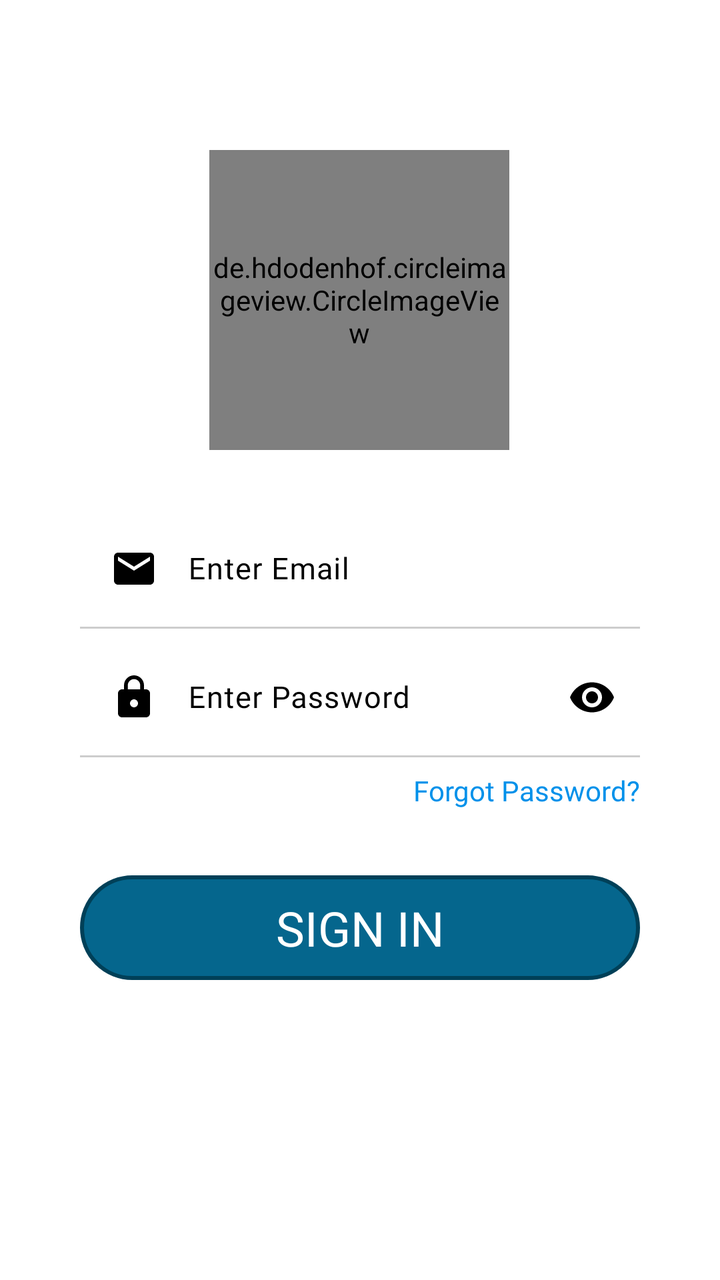
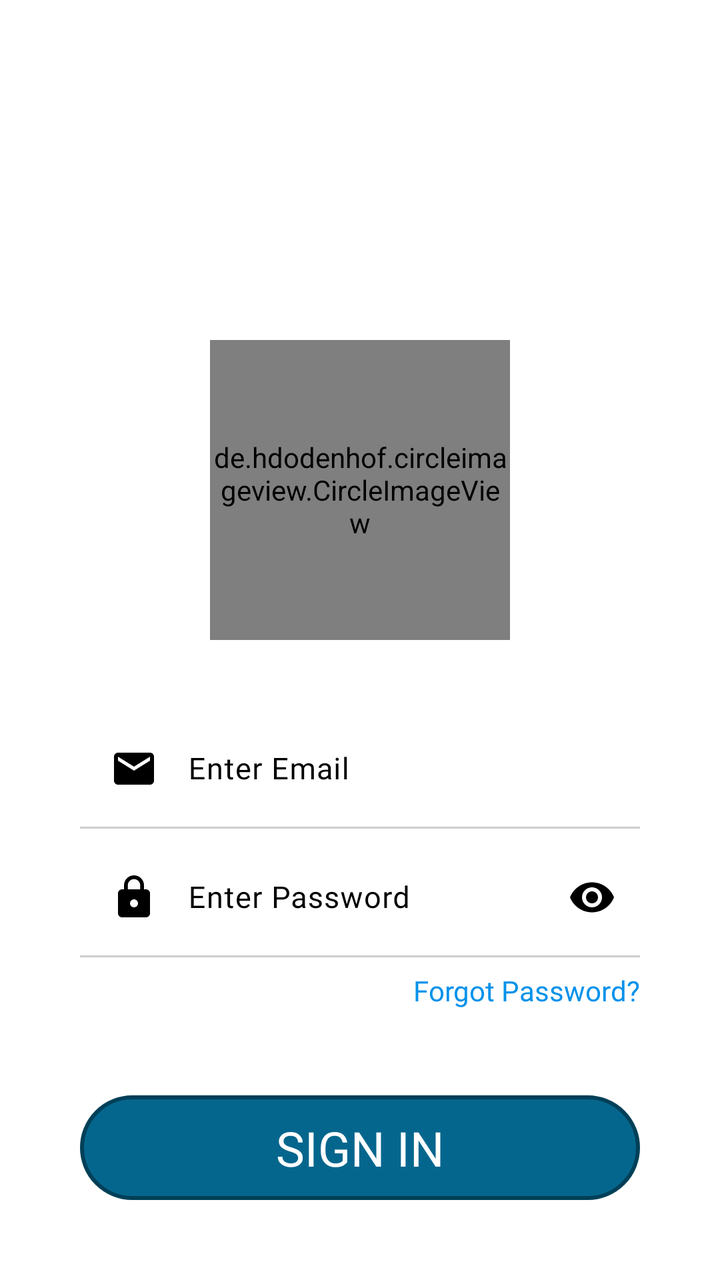

Screens rendered from an Android XML layout before and after an edit, with the pre-edit source and the edit as a unified diff.
<!-- AndroidManifest.xml: application theme Theme.Hostelvault -->
<!-- res/layout/activity_login.xml -->
<?xml version="1.0" encoding="utf-8"?>
<androidx.constraintlayout.widget.ConstraintLayout xmlns:android="http://schemas.android.com/apk/res/android"
    xmlns:app="http://schemas.android.com/apk/res-auto"
    xmlns:tools="http://schemas.android.com/tools"
    android:id="@+id/main"
    android:layout_width="match_parent"
    android:layout_height="match_parent"
    android:background="#FFFFFF"
    android:gravity="bottom"
    android:orientation="vertical"
    android:padding="20dp"
    tools:context=".loginActivity">

    
    
    
    
    
    
    

    <de.hdodenhof.circleimageview.CircleImageView
        android:id="@+id/profile_image"
        android:layout_width="150dp"
        android:layout_height="150dp"
        android:layout_marginTop="50dp"
        android:src="@drawable/picsart"
        app:civ_border_color="#FF000000"
        app:civ_border_width="2dp"
        app:layout_constraintBottom_toTopOf="@+id/linearLayout2"
        app:layout_constraintEnd_toEndOf="parent"
        app:layout_constraintHorizontal_bias="0.498"
        app:layout_constraintStart_toStartOf="parent"
        app:layout_constraintTop_toTopOf="parent" />

    

    <LinearLayout
        android:id="@+id/linearLayout2"
        android:layout_width="match_parent"
        android:layout_height="wrap_content"
        android:layout_marginBottom="100dp"
        android:gravity="start"
        android:orientation="vertical"
        android:padding="20dp"
        app:layout_constraintBottom_toBottomOf="parent"
        app:layout_constraintEnd_toEndOf="parent"
        app:layout_constraintHorizontal_bias="0.0"
        app:layout_constraintStart_toStartOf="parent"
        app:layout_constraintTop_toTopOf="parent"
        app:layout_constraintVertical_bias="1.0">

        
        
        
        
        
        
        
        
        

        

        
        
        
        
        
        
        
        
        
        
        
        

        


        <com.google.android.material.textfield.TextInputLayout
            style="@style/Widget.Material3.TextInputLayout.OutlinedBox"
            android:layout_width="match_parent"
            android:layout_height="wrap_content"
            android:textColorHint="@color/black"
            app:endIconMode="clear_text">

            <com.google.android.material.textfield.TextInputEditText
                android:id="@+id/loginEt_email"
                android:layout_width="match_parent"
                android:background="@drawable/edittextbg"
                android:drawablePadding="15dp"
                android:layout_height="match_parent"
                android:autofillHints="emailAddress"
                android:fontFamily="@font/poppins"
                android:drawableStart="@drawable/baseline_email_24"
                android:includeFontPadding="true"
                android:inputType="text"
                android:paddingStart="15dp"
                android:hint="@string/enter_email"
                android:textColor="@color/black"
                android:textColorHint="@color/grey"
                android:textSize="15sp"
                tools:ignore="RtlSymmetry">

            </com.google.android.material.textfield.TextInputEditText>

        </com.google.android.material.textfield.TextInputLayout>


        
        
        
        
        
        
        
        
        
        
        
        

        

        <View
            android:id="@+id/divid1"
            android:layout_width="match_parent"
            android:layout_height="1dp"
            android:background="#505F5F5F" />

        <com.google.android.material.textfield.TextInputLayout
            android:layout_width="match_parent"
            android:layout_height="wrap_content"
            android:textColorHint="@color/black"
            app:passwordToggleEnabled="true"
            app:passwordToggleTint="@color/black">

            <com.google.android.material.textfield.TextInputEditText
                android:id="@+id/loginET_pwd"
                android:layout_width="match_parent"
                android:background="@drawable/edittextbg"
                android:drawablePadding="15dp"
                android:layout_height="match_parent"
                android:autofillHints="password"
                android:drawableStart="@drawable/baseline_lock_24"
                android:fontFamily="@font/poppins"
                android:includeFontPadding="true"
                android:hint="@string/enter_password"
                android:inputType="textPassword"
                android:paddingStart="15dp"
                android:textColor="@color/black"
                android:textColorHint="@color/grey"
                android:textSize="15sp"
                tools:ignore="RtlSymmetry">

            </com.google.android.material.textfield.TextInputEditText>

        </com.google.android.material.textfield.TextInputLayout>

        <View
            android:id="@+id/divid2"
            android:layout_width="match_parent"
            android:layout_height="1dp"
            android:background="#505F5F5F" />

        <androidx.constraintlayout.widget.ConstraintLayout
            android:layout_width="match_parent"
            android:layout_height="wrap_content"
            android:layout_marginBottom="20dp"
            android:layout_gravity="center"
            android:orientation="horizontal">

            
            
            
            
            
            
            
            
            
            
            

            

            
            
            
            
            
            
            
            
            
            
            
            
            
            
            
            
            
            
            
            
            

            

            <TextView
                android:id="@+id/forgotpwd"
                android:layout_width="wrap_content"
                android:layout_height="25dp"
                android:layout_marginTop="7dp"
                android:layout_marginBottom="7dp"
                android:autoSizeMaxTextSize="28sp"
                android:autoSizeMinTextSize="12sp"
                android:autoSizeStepGranularity="1sp"
                android:autoSizeTextType="uniform"
                android:fontFamily="@font/poppins"
                android:text="@string/forgot_password"
                android:textColor="@color/blue"
                android:textFontWeight="500"
                android:textScaleX="1"
                app:layout_constraintBottom_toBottomOf="parent"
                app:layout_constraintEnd_toEndOf="parent"
                app:layout_constraintHorizontal_bias="1.0"
                app:layout_constraintStart_toStartOf="parent"
                app:layout_constraintTop_toTopOf="parent">

            </TextView>


        </androidx.constraintlayout.widget.ConstraintLayout>


        <com.google.android.material.button.MaterialButton
            android:id="@+id/button"
            style="@style/Theme.Hostelvault"
            android:layout_width="match_parent"
            android:layout_height="wrap_content"
            android:layout_gravity="center"
            android:layout_marginBottom="10dp"
            android:autoSizeMaxTextSize="28sp"
            android:autoSizeMinTextSize="12sp"
            android:autoSizeStepGranularity="1sp"
            android:autoSizeTextType="uniform"
            android:background="@drawable/btn_bg"
            android:fontFamily="@font/poppins_semibold"
            android:gravity="center"
            android:text="@string/sign_in"
            android:textAllCaps="true"
            android:textColor="@color/white"
            android:textSize="24sp">

        </com.google.android.material.button.MaterialButton>


        
        
        
        
        
        

        
        
        
        
        
        
        

        

        
        
        
        
        
        
        
        
        

        


        

    </LinearLayout>

    <ProgressBar
        android:id="@+id/progressbarSignin"
        android:layout_width="50dp"
        android:layout_height="50dp"
        android:visibility="gone"
        app:layout_constraintBottom_toBottomOf="parent"
        app:layout_constraintEnd_toEndOf="parent"
        app:layout_constraintHorizontal_bias="0.5"
        app:layout_constraintStart_toStartOf="parent"
        app:layout_constraintTop_toTopOf="parent"
        app:layout_constraintVertical_bias="0.5">

    </ProgressBar>


</androidx.constraintlayout.widget.ConstraintLayout>
<!-- resources referenced by this layout -->
<resources>
  <color name="black">#FF000000</color>
  <color name="blue">#0091EA</color>
  <color name="grey">#3A393D</color>
  <color name="white">#FFFFFFFF</color>
  <!-- drawable baseline_email_24 (drawable) -->
  <vector xmlns:android="http://schemas.android.com/apk/res/android" android:height="24dp" android:tint="@color/black" android:viewportHeight="24" android:viewportWidth="24" android:width="24dp">
        
      <path android:fillColor="@android:color/white" android:pathData="M20,4L4,4c-1.1,0 -1.99,0.9 -1.99,2L2,18c0,1.1 0.9,2 2,2h16c1.1,0 2,-0.9 2,-2L22,6c0,-1.1 -0.9,-2 -2,-2zM20,8l-8,5 -8,-5L4,6l8,5 8,-5v2z"/>
      
  </vector>
  <!-- drawable baseline_lock_24 (drawable) -->
  <vector xmlns:android="http://schemas.android.com/apk/res/android" android:height="24dp" android:tint="#000000" android:viewportHeight="24" android:viewportWidth="24" android:width="24dp">
        
      <path android:fillColor="@android:color/white" android:pathData="M18,8h-1L17,6c0,-2.76 -2.24,-5 -5,-5S7,3.24 7,6v2L6,8c-1.1,0 -2,0.9 -2,2v10c0,1.1 0.9,2 2,2h12c1.1,0 2,-0.9 2,-2L20,10c0,-1.1 -0.9,-2 -2,-2zM12,17c-1.1,0 -2,-0.9 -2,-2s0.9,-2 2,-2 2,0.9 2,2 -0.9,2 -2,2zM15.1,8L8.9,8L8.9,6c0,-1.71 1.39,-3.1 3.1,-3.1 1.71,0 3.1,1.39 3.1,3.1v2z"/>
      
  </vector>
  <!-- drawable btn_bg (drawable) -->
  <?xml version="1.0" encoding="utf-8"?>
  <shape xmlns:android="http://schemas.android.com/apk/res/android" android:shape="rectangle">
      <stroke
          android:color="#004058"
          android:width="2dp">
      </stroke>
      <corners
          android:radius="500dp">
      </corners>
      <solid
          android:color="@color/dark_teal">
      </solid>
  </shape>
  <!-- drawable edittextbg (drawable) -->
  <?xml version="1.0" encoding="utf-8"?>
  <layer-list xmlns:android="http://schemas.android.com/apk/res/android"
      android:shape="rectangle">
      <item>
          <shape android:thicknessRatio="1">
              <solid
                  android:color="@color/white">
              </solid>
          </shape>
          <shape android:thicknessRatio="1">
              <solid
                  android:color="@color/black">
              </solid>
          </shape>
      </item>
  </layer-list>
  <!-- drawable picsart: jpeg bitmap (drawable, 166505 bytes) -->
  <string name="enter_email">Enter Email</string>
  <string name="enter_password">Enter Password</string>
  <string name="forgot_password">Forgot Password?</string>
  <string name="sign_in">Sign In</string>
  <style name="Theme.Hostelvault" parent="Theme.Material3.DayNight.NoActionBar">
  
          <item name="android:statusBarColor">@color/bg_color</item>
          <item name="colorPrimary">@color/dark_teal</item>
          <item name="colorPrimaryVariant">@color/transparent</item>
          <item name="backgroundTint">@null</item>
          <item name="strokeColor">@null</item>
  
      </style>
  <color name="dark_teal">#05668D</color>
  <color name="bg_color">#1A1A24</color>
  <color name="transparent">#004F4FA5</color>
</resources>

<!-- the commit's change to res/layout/activity_login.xml (unified diff, before → after) -->
@@ -22,14 +22,13 @@
     <de.hdodenhof.circleimageview.CircleImageView
         android:id="@+id/profile_image"
         android:layout_width="150dp"
+        android:layout_marginTop="150dp"
         android:layout_height="150dp"
-        android:layout_marginTop="50dp"
         android:src="@drawable/picsart"
         app:civ_border_color="#FF000000"
         app:civ_border_width="2dp"
-        app:layout_constraintBottom_toTopOf="@+id/linearLayout2"
         app:layout_constraintEnd_toEndOf="parent"
-        app:layout_constraintHorizontal_bias="0.498"
+        app:layout_constraintHorizontal_bias="0.5"
         app:layout_constraintStart_toStartOf="parent"
         app:layout_constraintTop_toTopOf="parent" />
 
@@ -39,16 +38,14 @@
         android:id="@+id/linearLayout2"
         android:layout_width="match_parent"
         android:layout_height="wrap_content"
-        android:layout_marginBottom="100dp"
+        android:layout_marginTop="10dp"
         android:gravity="start"
         android:orientation="vertical"
         android:padding="20dp"
-        app:layout_constraintBottom_toBottomOf="parent"
         app:layout_constraintEnd_toEndOf="parent"
         app:layout_constraintHorizontal_bias="0.0"
         app:layout_constraintStart_toStartOf="parent"
-        app:layout_constraintTop_toTopOf="parent"
-        app:layout_constraintVertical_bias="1.0">
+        app:layout_constraintTop_toBottomOf="@+id/profile_image">
 
         
         
@@ -88,16 +85,16 @@
             <com.google.android.material.textfield.TextInputEditText
                 android:id="@+id/loginEt_email"
                 android:layout_width="match_parent"
-                android:background="@drawable/edittextbg"
-                android:drawablePadding="15dp"
                 android:layout_height="match_parent"
                 android:autofillHints="emailAddress"
+                android:background="@drawable/edittextbg"
+                android:drawableStart="@drawable/baseline_email_24"
+                android:drawablePadding="15dp"
                 android:fontFamily="@font/poppins"
-                android:drawableStart="@drawable/baseline_email_24"
+                android:hint="@string/enter_email"
                 android:includeFontPadding="true"
                 android:inputType="text"
                 android:paddingStart="15dp"
-                android:hint="@string/enter_email"
                 android:textColor="@color/black"
                 android:textColorHint="@color/grey"
                 android:textSize="15sp"
@@ -139,14 +136,14 @@
             <com.google.android.material.textfield.TextInputEditText
                 android:id="@+id/loginET_pwd"
                 android:layout_width="match_parent"
-                android:background="@drawable/edittextbg"
-                android:drawablePadding="15dp"
                 android:layout_height="match_parent"
                 android:autofillHints="password"
+                android:background="@drawable/edittextbg"
                 android:drawableStart="@drawable/baseline_lock_24"
+                android:drawablePadding="15dp"
                 android:fontFamily="@font/poppins"
+                android:hint="@string/enter_password"
                 android:includeFontPadding="true"
-                android:hint="@string/enter_password"
                 android:inputType="textPassword"
                 android:paddingStart="15dp"
                 android:textColor="@color/black"
@@ -167,7 +164,6 @@
         <androidx.constraintlayout.widget.ConstraintLayout
             android:layout_width="match_parent"
             android:layout_height="wrap_content"
-            android:layout_marginBottom="20dp"
             android:layout_gravity="center"
             android:orientation="horizontal">
 
@@ -244,6 +240,7 @@
             android:layout_gravity="center"
             android:layout_marginBottom="10dp"
             android:autoSizeMaxTextSize="28sp"
+            android:layout_marginTop="30dp"
             android:autoSizeMinTextSize="12sp"
             android:autoSizeStepGranularity="1sp"
             android:autoSizeTextType="uniform"
